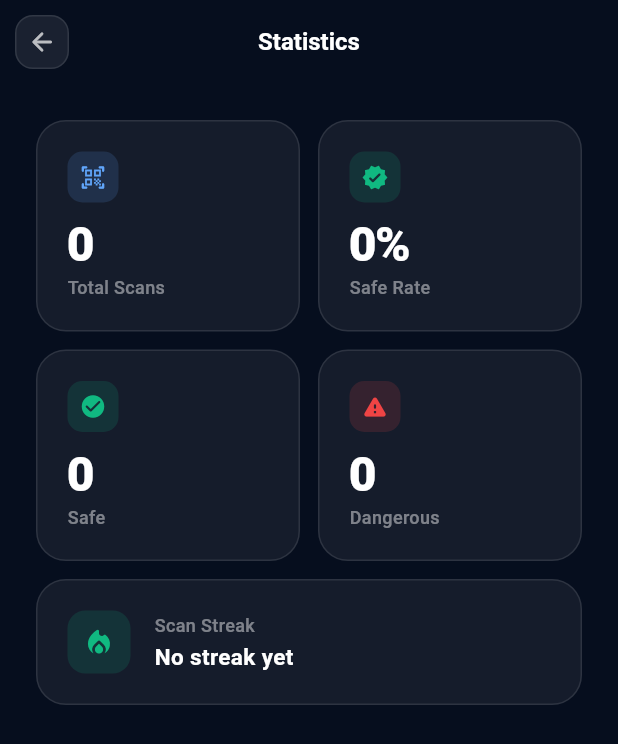
After one commit to Umme-R/safe_scan_flutter, a Flutter app: the screen it shows after launch, after a tap on the "bar chart" icon, on a phone screen of 412 x 824 dp. The commit adds this screen. Shown: the top 744 px of the screen. Run offline on Flutter 3.47's test engine with Material 3 defaults, Android fonts, the phone set to English and light mode, and no system bars; our stand-ins replace flutter_dotenv, shared_preferences; missing offline and left inert: mobile_scanner.

Commit message:
add stats screen with total scans, safe vs dangerous chart, and scan streak

```diff
--- a/lib/main.dart
+++ b/lib/main.dart
@@ -5,6 +5,7 @@ import 'package:safe_scan_flutter/qr_code_scanner.dart';
 import 'package:safe_scan_flutter/scan_result_screen.dart';
 import 'package:safe_scan_flutter/history_screen.dart';
 import 'package:safe_scan_flutter/history_store.dart';
+import 'package:safe_scan_flutter/stats_screen.dart';
 import 'dart:math';
 
 Future<void> main() async {
@@ -361,6 +362,32 @@ class _MyHomePageState extends State<MyHomePage> with TickerProviderStateMixin {
                                         : Colors.black.withOpacity(0.08)),
                               ),
                               child: Icon(Icons.history_rounded,
+                                  color: isDark
+                                      ? Colors.white70
+                                      : const Color(0xFF334155),
+                                  size: 20),
+                            ),
+                          ),
+                          const SizedBox(width: 10),
+                          GestureDetector(
+                            onTap: () => Navigator.push(
+                              context,
+                              MaterialPageRoute(
+                                  builder: (_) => const StatsScreen()),
+                            ),
+                            child: Container(
+                              padding: const EdgeInsets.all(10),
+                              decoration: BoxDecoration(
+                                color: isDark
+                                    ? Colors.white.withOpacity(0.08)
+                                    : Colors.black.withOpacity(0.06),
+                                borderRadius: BorderRadius.circular(12),
+                                border: Border.all(
+                                    color: isDark
+                                        ? Colors.white.withOpacity(0.1)
+                                        : Colors.black.withOpacity(0.08)),
+                              ),
+                              child: Icon(Icons.bar_chart_rounded,
                                   color: isDark
                                       ? Colors.white70
                                       : const Color(0xFF334155),
--- /dev/null
+++ b/lib/stats_screen.dart
@@ -0,0 +1,380 @@
+import 'package:flutter/material.dart';
+import 'package:safe_scan_flutter/history_store.dart';
+
+class StatsScreen extends StatelessWidget {
+  const StatsScreen({super.key});
+
+  static int _scanStreak(List<HistoryEntry> entries) {
+    var streak = 0;
+    for (final entry in entries) {
+      if (entry.isSafe) {
+        streak++;
+      } else {
+        break;
+      }
+    }
+    return streak;
+  }
+
+  @override
+  Widget build(BuildContext context) {
+    return Scaffold(
+      backgroundColor: const Color(0xFF060E1E),
+      appBar: AppBar(
+        backgroundColor: Colors.transparent,
+        elevation: 0,
+        leading: GestureDetector(
+          onTap: () => Navigator.pop(context),
+          child: Container(
+            margin: const EdgeInsets.all(10),
+            decoration: BoxDecoration(
+              color: Colors.white.withOpacity(0.08),
+              borderRadius: BorderRadius.circular(12),
+              border: Border.all(color: Colors.white.withOpacity(0.1)),
+            ),
+            child: const Icon(Icons.arrow_back_rounded, color: Colors.white70, size: 20),
+          ),
+        ),
+        title: const Text(
+          'Statistics',
+          style: TextStyle(fontSize: 16, fontWeight: FontWeight.w600, color: Colors.white),
+        ),
+        centerTitle: true,
+      ),
+      body: ListenableBuilder(
+        listenable: HistoryStore.instance,
+        builder: (context, _) {
+          final entries = HistoryStore.instance.entries;
+          final total = entries.length;
+          final safe = entries.where((e) => e.isSafe).length;
+          final dangerous = total - safe;
+          final pctSafe = total > 0 ? (safe / total * 100).round() : 0;
+          final streak = _scanStreak(entries);
+
+          return SafeArea(
+            child: SingleChildScrollView(
+              padding: const EdgeInsets.all(24),
+              child: Column(
+                crossAxisAlignment: CrossAxisAlignment.stretch,
+                children: [
+                  Row(
+                    children: [
+                      Expanded(
+                        child: _StatCard(
+                          label: 'Total Scans',
+                          value: '$total',
+                          icon: Icons.qr_code_scanner_rounded,
+                          accentColor: const Color(0xFF60A5FA),
+                        ),
+                      ),
+                      const SizedBox(width: 12),
+                      Expanded(
+                        child: _StatCard(
+                          label: 'Safe Rate',
+                          value: '$pctSafe%',
+                          icon: Icons.verified_rounded,
+                          accentColor: const Color(0xFF10B981),
+                        ),
+                      ),
+                    ],
+                  ),
+                  const SizedBox(height: 12),
+                  Row(
+                    children: [
+                      Expanded(
+                        child: _StatCard(
+                          label: 'Safe',
+                          value: '$safe',
+                          icon: Icons.check_circle_rounded,
+                          accentColor: const Color(0xFF10B981),
+                        ),
+                      ),
+                      const SizedBox(width: 12),
+                      Expanded(
+                        child: _StatCard(
+                          label: 'Dangerous',
+                          value: '$dangerous',
+                          icon: Icons.warning_rounded,
+                          accentColor: const Color(0xFFEF4444),
+                        ),
+                      ),
+                    ],
+                  ),
+                  const SizedBox(height: 12),
+                  _StreakCard(streak: streak),
+                  if (total > 0) ...[
+                    const SizedBox(height: 12),
+                    _BarChartCard(safe: safe, dangerous: dangerous),
+                  ],
+                ],
+              ),
+            ),
+          );
+        },
+      ),
+    );
+  }
+}
+
+class _StatCard extends StatelessWidget {
+  final String label;
+  final String value;
+  final IconData icon;
+  final Color accentColor;
+
+  const _StatCard({
+    required this.label,
+    required this.value,
+    required this.icon,
+    required this.accentColor,
+  });
+
+  @override
+  Widget build(BuildContext context) {
+    return Container(
+      padding: const EdgeInsets.all(20),
+      decoration: BoxDecoration(
+        color: Colors.white.withOpacity(0.06),
+        borderRadius: BorderRadius.circular(20),
+        border: Border.all(color: Colors.white.withOpacity(0.1)),
+      ),
+      child: Column(
+        crossAxisAlignment: CrossAxisAlignment.start,
+        children: [
+          Container(
+            padding: const EdgeInsets.all(8),
+            decoration: BoxDecoration(
+              color: accentColor.withOpacity(0.15),
+              borderRadius: BorderRadius.circular(10),
+            ),
+            child: Icon(icon, color: accentColor, size: 18),
+          ),
+          const SizedBox(height: 12),
+          Text(
+            value,
+            style: const TextStyle(
+              fontSize: 32,
+              fontWeight: FontWeight.w800,
+              color: Colors.white,
+              letterSpacing: -1,
+              height: 1,
+            ),
+          ),
+          const SizedBox(height: 4),
+          Text(
+            label,
+            style: TextStyle(
+              fontSize: 12,
+              color: Colors.white.withOpacity(0.45),
+              fontWeight: FontWeight.w500,
+            ),
+          ),
+        ],
+      ),
+    );
+  }
+}
+
+class _StreakCard extends StatelessWidget {
+  final int streak;
+  const _StreakCard({required this.streak});
+
+  @override
+  Widget build(BuildContext context) {
+    return Container(
+      padding: const EdgeInsets.all(20),
+      decoration: BoxDecoration(
+        color: Colors.white.withOpacity(0.06),
+        borderRadius: BorderRadius.circular(20),
+        border: Border.all(
+          color: streak > 0
+              ? const Color(0xFF10B981).withOpacity(0.3)
+              : Colors.white.withOpacity(0.1),
+        ),
+      ),
+      child: Row(
+        children: [
+          Container(
+            padding: const EdgeInsets.all(10),
+            decoration: BoxDecoration(
+              color: const Color(0xFF10B981).withOpacity(0.15),
+              borderRadius: BorderRadius.circular(12),
+            ),
+            child: const Icon(
+              Icons.local_fire_department_rounded,
+              color: Color(0xFF10B981),
+              size: 22,
+            ),
+          ),
+          const SizedBox(width: 16),
+          Expanded(
+            child: Column(
+              crossAxisAlignment: CrossAxisAlignment.start,
+              children: [
+                Text(
+                  'Scan Streak',
+                  style: TextStyle(
+                    fontSize: 12,
+                    color: Colors.white.withOpacity(0.45),
+                    fontWeight: FontWeight.w500,
+                  ),
+                ),
+                const SizedBox(height: 2),
+                Text(
+                  streak == 0
+                      ? 'No streak yet'
+                      : '$streak consecutive safe scan${streak == 1 ? '' : 's'}',
+                  style: const TextStyle(
+                    fontSize: 15,
+                    fontWeight: FontWeight.w700,
+                    color: Colors.white,
+                  ),
+                ),
+              ],
+            ),
+          ),
+          if (streak > 0)
+            Text(
+              '$streak',
+              style: const TextStyle(
+                fontSize: 36,
+                fontWeight: FontWeight.w800,
+                color: Color(0xFF10B981),
+                letterSpacing: -1,
+              ),
+            ),
+        ],
+      ),
+    );
+  }
+}
+
+class _BarChartCard extends StatelessWidget {
+  final int safe;
+  final int dangerous;
+  const _BarChartCard({required this.safe, required this.dangerous});
+
+  @override
+  Widget build(BuildContext context) {
+    final total = safe + dangerous;
+
+    return Container(
+      padding: const EdgeInsets.all(20),
+      decoration: BoxDecoration(
+        color: Colors.white.withOpacity(0.06),
+        borderRadius: BorderRadius.circular(20),
+        border: Border.all(color: Colors.white.withOpacity(0.1)),
+      ),
+      child: Column(
+        crossAxisAlignment: CrossAxisAlignment.start,
+        children: [
+          Row(
+            children: [
+              Container(
+                padding: const EdgeInsets.all(8),
+                decoration: BoxDecoration(
+                  color: const Color(0xFF1E3A8A).withOpacity(0.5),
+                  borderRadius: BorderRadius.circular(10),
+                ),
+                child: const Icon(Icons.bar_chart_rounded, color: Color(0xFF93C5FD), size: 18),
+              ),
+              const SizedBox(width: 12),
+              const Text(
+                'Safe vs Dangerous',
+                style: TextStyle(fontWeight: FontWeight.w600, fontSize: 15, color: Colors.white),
+              ),
+            ],
+          ),
+          const SizedBox(height: 24),
+          Row(
+            children: [
+              Expanded(
+                child: _Bar(
+                  count: safe,
+                  total: total,
+                  label: 'Safe',
+                  color: const Color(0xFF10B981),
+                  maxBarHeight: 120,
+                ),
+              ),
+              const SizedBox(width: 16),
+              Expanded(
+                child: _Bar(
+                  count: dangerous,
+                  total: total,
+                  label: 'Dangerous',
+                  color: const Color(0xFFEF4444),
+                  maxBarHeight: 120,
+                ),
+              ),
+            ],
+          ),
+        ],
+      ),
+    );
+  }
+}
+
+class _Bar extends StatelessWidget {
+  final int count;
+  final int total;
+  final String label;
+  final Color color;
+  final double maxBarHeight;
+
+  const _Bar({
+    required this.count,
+    required this.total,
+    required this.label,
+    required this.color,
+    required this.maxBarHeight,
+  });
+
+  @override
+  Widget build(BuildContext context) {
+    final fraction = total > 0 ? count / total : 0.0;
+    final targetHeight = fraction * maxBarHeight;
+
+    return Column(
+      mainAxisSize: MainAxisSize.min,
+      children: [
+        Text(
+          '$count',
+          style: TextStyle(
+            fontSize: 18,
+            fontWeight: FontWeight.w700,
+            color: color,
+          ),
+        ),
+        const SizedBox(height: 6),
+        SizedBox(
+          height: maxBarHeight,
+          child: Align(
+            alignment: Alignment.bottomCenter,
+            child: TweenAnimationBuilder<double>(
+              tween: Tween<double>(begin: 0, end: targetHeight),
+              duration: const Duration(milliseconds: 900),
+              curve: Curves.easeOutCubic,
+              builder: (context, h, _) => Container(
+                height: h,
+                decoration: BoxDecoration(
+                  color: color.withOpacity(0.85),
+                  borderRadius: const BorderRadius.vertical(top: Radius.circular(8)),
+                ),
+              ),
+            ),
+          ),
+        ),
+        const SizedBox(height: 8),
+        Text(
+          label,
+          style: TextStyle(
+            fontSize: 12,
+            fontWeight: FontWeight.w500,
+            color: Colors.white.withOpacity(0.5),
+          ),
+        ),
+      ],
+    );
+  }
+}
```
